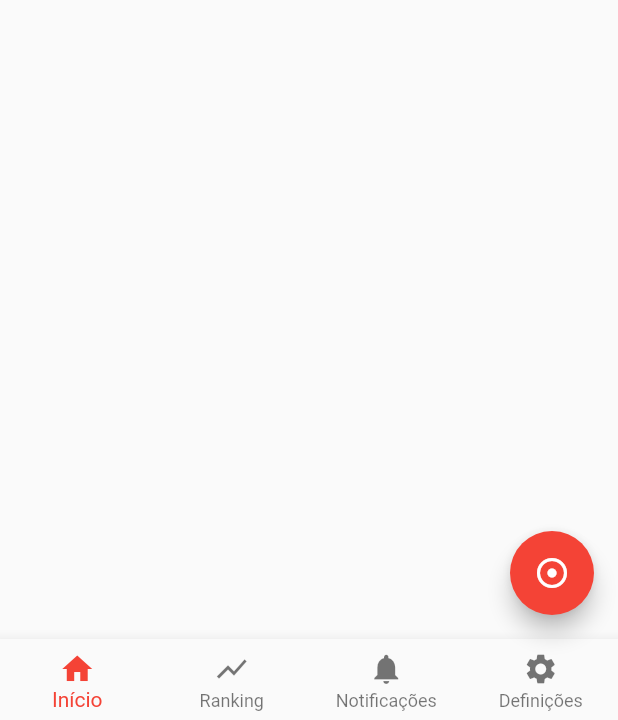
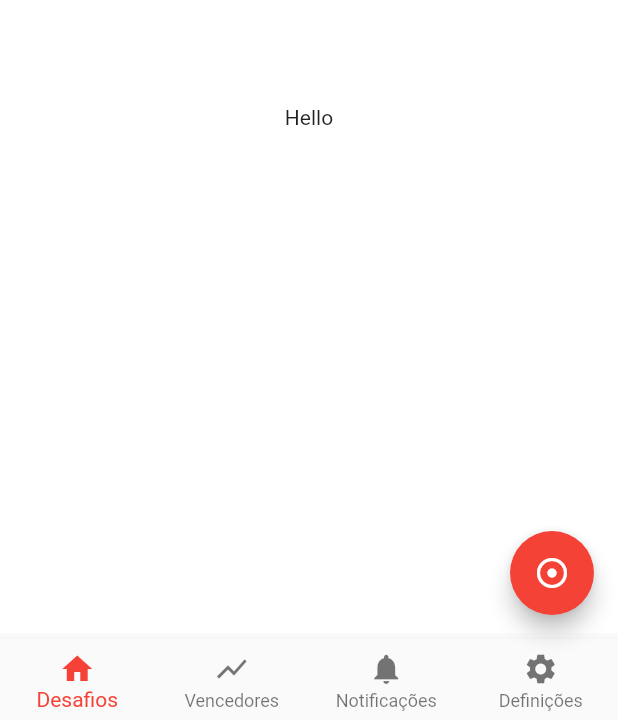
Before and after one commit to pedromassango/zero-football-app, a Flutter app: the HomePage screen opened by its route, on a phone screen of 412 x 824 dp. Shown: the part 513-1233 px from the top of the screen. Run offline on Flutter 3.47's test engine with Material 2 defaults, Android fonts, the phone set to English and light mode, and no system bars.

Commit message:
fixed TabBarView implementation

```diff
--- a/lib/ui/pages/home_page.dart
+++ b/lib/ui/pages/home_page.dart
@@ -13,7 +13,7 @@ class _HomePageState extends State<HomePage> with SingleTickerProviderStateMixin
   int _navigationIndex = 0;
 
   List<String> _bottomNavigationItemsTitles = [
-    'Início', 'Ranking', 'Notificações', 'Definições',
+    'Desafios', 'Vencedores', 'Notificações', 'Definições',
   ];
 
   @override
@@ -78,6 +78,7 @@ class _HomePageState extends State<HomePage> with SingleTickerProviderStateMixin
   @override
   Widget build(BuildContext context) {
     return Scaffold(
+      backgroundColor: Colors.white,
       floatingActionButton: FloatingActionButton(
         onPressed: () {},
         backgroundColor: Colors.red,
@@ -113,6 +114,17 @@ class _HomePageState extends State<HomePage> with SingleTickerProviderStateMixin
       body: Column(
         children: <Widget>[
           _buildCustomToolbar(),
+    Container(
+      width: MediaQuery.of(context).size.width,
+      height: MediaQuery.of(context).size.height-128,
+      child: TabBarView(
+          controller: _pageController,
+          children: [
+            Container(child: Center(child: Text('Hello'),)),
+            Container(child: Center(child: Text('He32424llo'),)),
+            Container(child: Center(child: Text('H34645645645ello'),)),
+          ]),
+    )
 
     /*      TabBarView(
             controller: _pageController,
```
